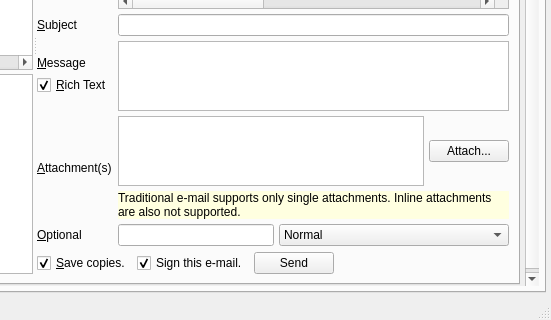
Before: the Qt Designer form branches/trunk/UI/spot-on-controlcenter.ui in textbrowser/spot-on, drawn with Qt 5; both pictures show x 299 to 850 and y 306 to 626 of the 850 by 626 pixel window.
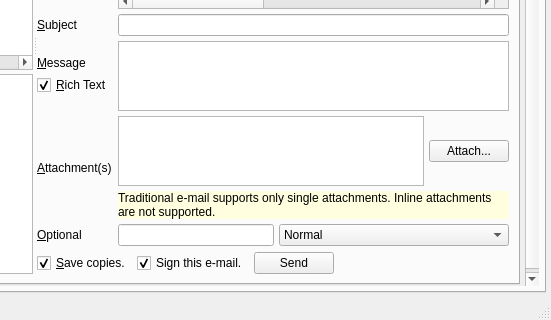
After: the same form once the commit is applied. The open tabs and pages were chosen to show the change. Icons and pictures are not drawn. Custom widgets are drawn as their Qt base class.

Commit message: Changed label text.

```diff
--- a/branches/trunk/UI/spot-on-controlcenter.ui
+++ b/branches/trunk/UI/spot-on-controlcenter.ui
@@ -1616,7 +1616,7 @@
                            <string notr="true">background-color: rgb(255, 255, 224);</string>
                           </property>
                           <property name="text">
-                           <string>Traditional e-mail supports only single attachments. Inline attachments are also not supported.</string>
+                           <string>Traditional e-mail supports only single attachments. Inline attachments are not supported.</string>
                           </property>
                           <property name="wordWrap">
                            <bool>true</bool>
```
The commit also changes 1 other file.
